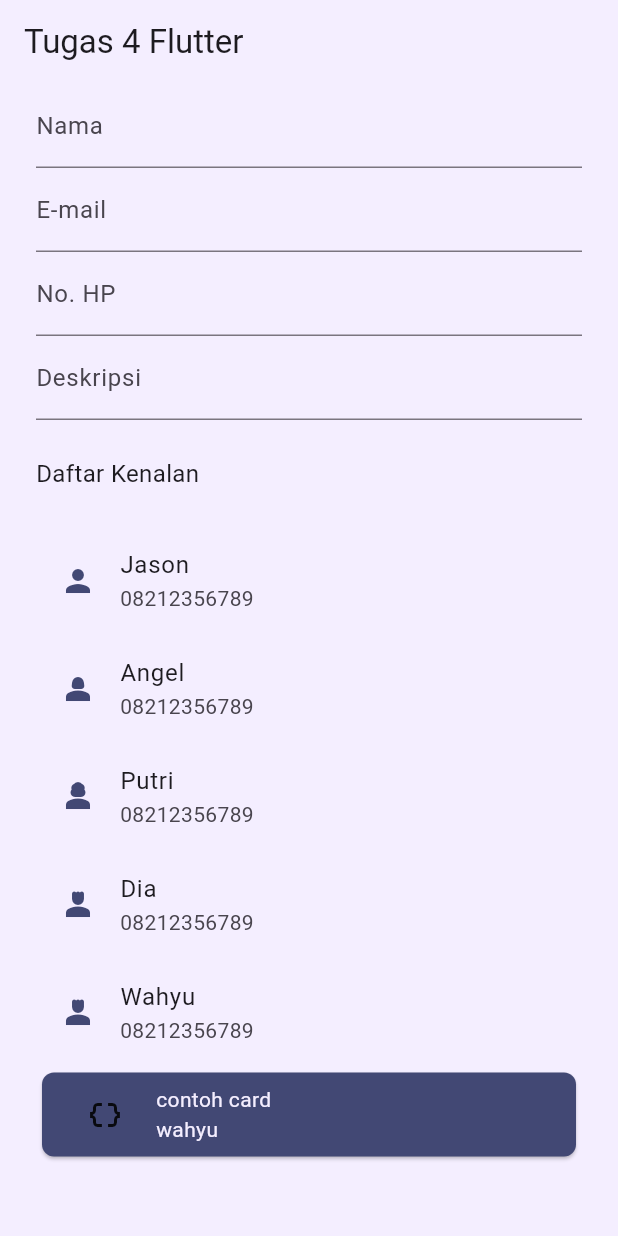
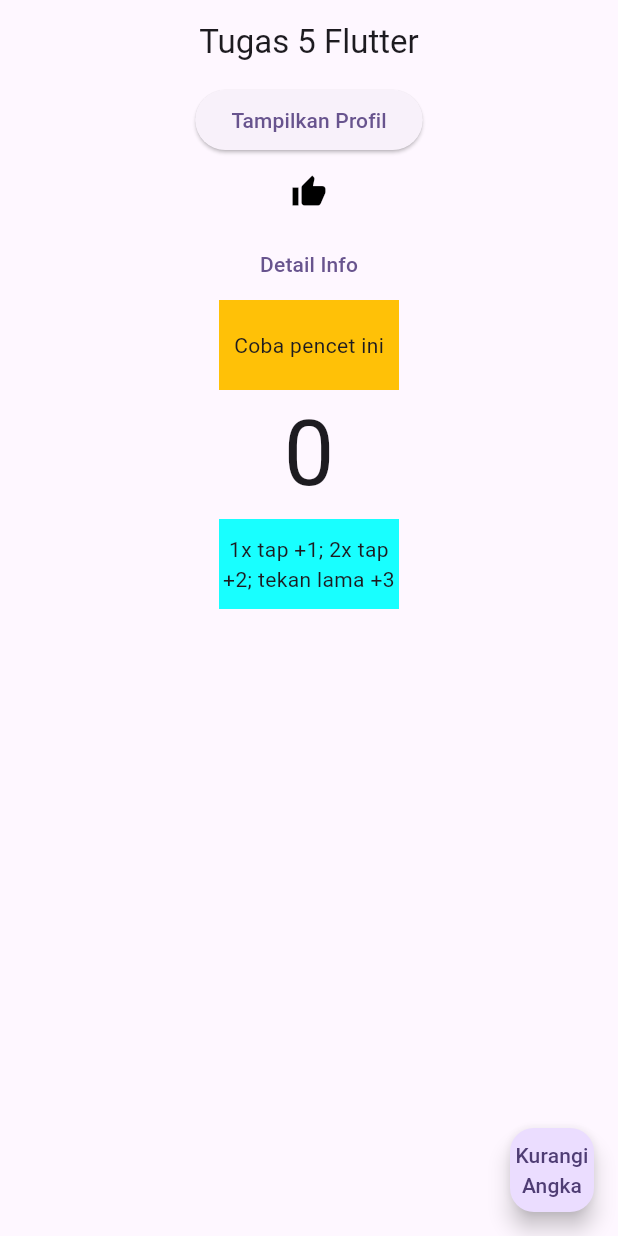
Before and after one commit to bonarwilfredproject/belajar_flutter_ppkd, a Flutter app: the screen it shows after launch, on a phone screen of 412 x 824 dp. Run offline on Flutter 3.47's test engine with Material 3 defaults, Android fonts, the phone set to English and light mode, and no system bars.

Commit message:
Tugas 5 Flutter

```diff
--- a/lib/main.dart
+++ b/lib/main.dart
@@ -5,6 +5,7 @@ import 'package:belajar_flutter_ppkd/tugas2.dart/tugas2.dart';
 import 'package:belajar_flutter_ppkd/tugas_1/tugas_1.dart';
 import 'package:belajar_flutter_ppkd/tugas_3_flutter/tugas_3_flutter.dart';
 import 'package:belajar_flutter_ppkd/tugas_4_flutter/tugas_4_flutter.dart';
+import 'package:belajar_flutter_ppkd/tugas_5_flutter/tugas_5.dart';
 import 'package:flutter/material.dart';
 
 void main() {
@@ -37,7 +38,7 @@ class MyApp extends StatelessWidget {
         // tested with just a hot reload.
         colorScheme: .fromSeed(seedColor: Colors.deepPurple),
       ),
-      home: Tugas4Flutter(),
+      home: ButtonTampilkanProfil(),
     );
   }
 }
--- /dev/null
+++ b/lib/tugas_5_flutter/tugas_5.dart
@@ -0,0 +1,119 @@
+import 'package:flutter/material.dart';
+
+class ButtonTampilkanProfil extends StatefulWidget {
+  const ButtonTampilkanProfil({super.key});
+
+  @override
+  State<ButtonTampilkanProfil> createState() => _ButtonTampilkanProfilState();
+}
+
+class _ButtonTampilkanProfilState extends State<ButtonTampilkanProfil> {
+  bool profilTampil = false;
+  bool disukai = false;
+  Color warnaTombol = Colors.red;
+  bool detailInfo = false;
+  bool tampilanInkWell = false;
+  int counter = 0;
+
+  @override
+  Widget build(BuildContext context) {
+    return Scaffold(
+      appBar: AppBar(title: Center(child: Text("Tugas 5 Flutter"))),
+      body: Column(
+        children: [
+          //tombol untuk menampilkan profil
+          Center(
+            child: ElevatedButton(
+              onPressed: () {
+                profilTampil = !profilTampil;
+                setState(() {});
+              },
+              child: Text("Tampilkan Profil"),
+            ),
+          ),
+          if (profilTampil)
+            ListTile(
+              leading: Icon(Icons.person),
+              title: Text("Bonar Wilfred"),
+              subtitle: Text("Aku kaya"),
+            ),
+          //tombol suka
+          IconButton(
+            onPressed: () {
+              disukai = !disukai;
+              setState(() {});
+            },
+            icon: Icon(
+              Icons.thumb_up,
+              color: disukai ? Colors.red : Colors.black,
+            ),
+          ),
+          if (disukai) Text("Disukai!"),
+          //tombol detail info
+          TextButton(
+            onPressed: () {
+              detailInfo = !detailInfo;
+              setState(() {});
+            },
+            child: Text("Detail Info"),
+          ),
+          if (detailInfo)
+            Text(
+              "Bonar adalah seorang siswa PPKD Jakarta Pusat yang sedang belajar app developing.",
+            ),
+          //kotak yang bisa dipencet
+          InkWell(
+            onTap: () {
+              tampilanInkWell = !tampilanInkWell;
+              print("Hai, InkWell berfungsi");
+              setState(() {});
+            },
+            child: Container(
+              color: Colors.amber,
+              height: 60,
+              width: 120,
+              child: Center(child: Text("Coba pencet ini")),
+            ),
+          ),
+          if (tampilanInkWell) Text("Ini efek InkWell"),
+
+          Text("${counter}", style: TextStyle(fontSize: 60)),
+          //ini tombol untuk tap, double tap, dan long press
+          GestureDetector(
+            onTap: () {
+              counter++;
+              setState(() {});
+            },
+            onDoubleTap: () {
+              counter += 2;
+              setState(() {});
+            },
+            onLongPress: () {
+              counter += 3;
+              setState(() {});
+            },
+            child: Container(
+              width: 120,
+              height: 60,
+              color: Colors.cyanAccent,
+              child: Center(
+                child: Text(
+                  "1x tap +1; 2x tap +2; tekan lama +3",
+                  textAlign: TextAlign.center,
+                ),
+              ),
+            ),
+          ),
+        ],
+      ),
+      //tombol kurangi angka
+      floatingActionButton: FloatingActionButton(
+        onPressed: () {
+          counter--;
+          setState(() {});
+        },
+        child: Text("Kurangi Angka", textAlign: TextAlign.center),
+      ),
+    );
+  }
+}
```
